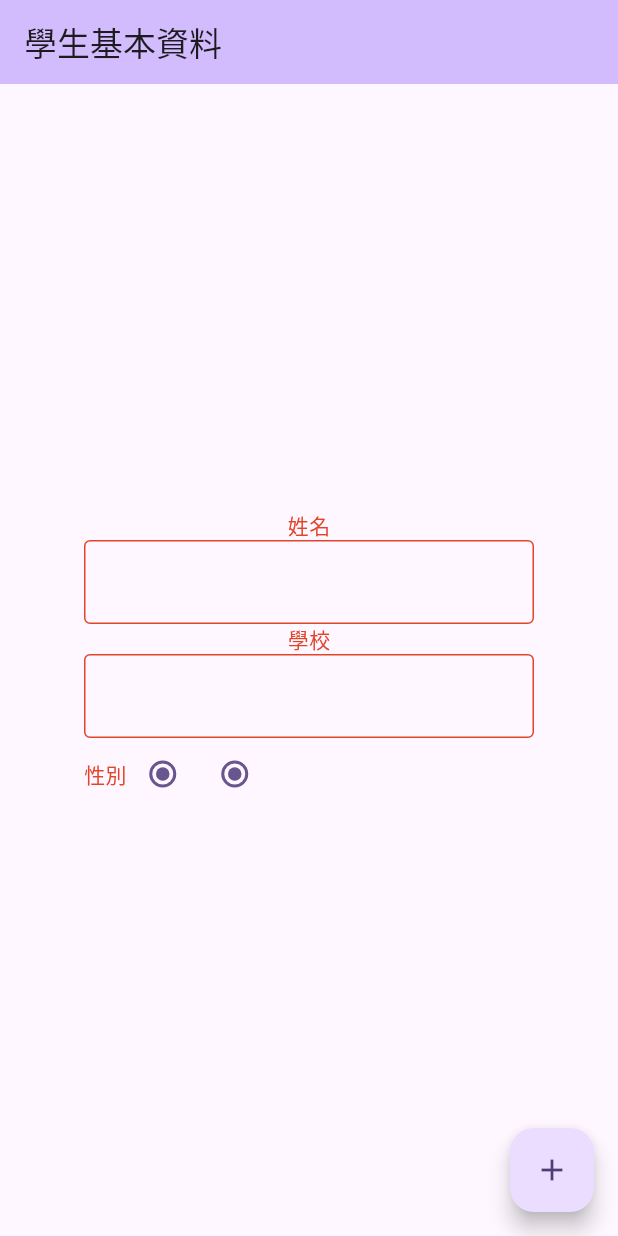
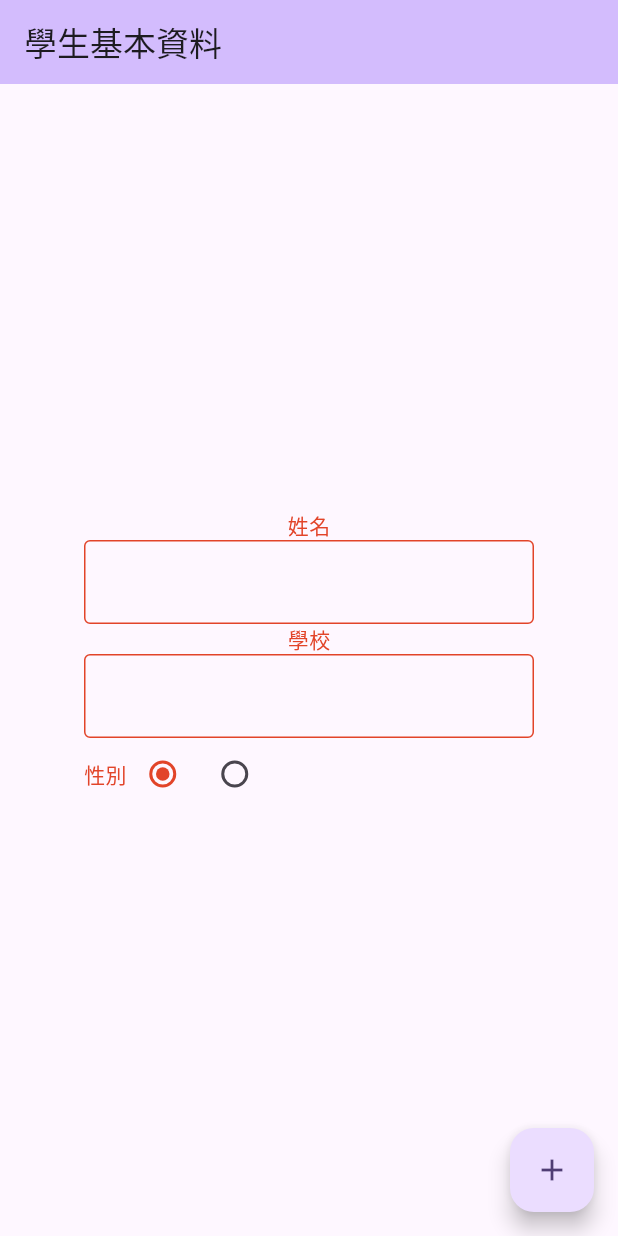
Before and after one commit to e2755699/yellow_ribbon_studying_system, a Flutter app: the screen it shows after launch, on a phone screen of 412 x 824 dp. Run offline on Flutter 3.47's test engine with Material 3 defaults, Android fonts, the light colour scheme and no system bars.

Commit message:
fix radio selection

```diff
--- a/packages/ui_component/lib/src/forms/yr_radio.dart
+++ b/packages/ui_component/lib/src/forms/yr_radio.dart
@@ -28,7 +28,8 @@ class YrRadio extends StatelessWidget {
                 return Row(
                   children: map
                       .map((value) => Radio<String>(
-                          value: map[0],
+                      activeColor : YrDesignToken.form.color,
+                          value: value,
                           groupValue: groupValue.value,
                           onChanged: (value) => groupValue.value = value!))
                       .toList(),
```
